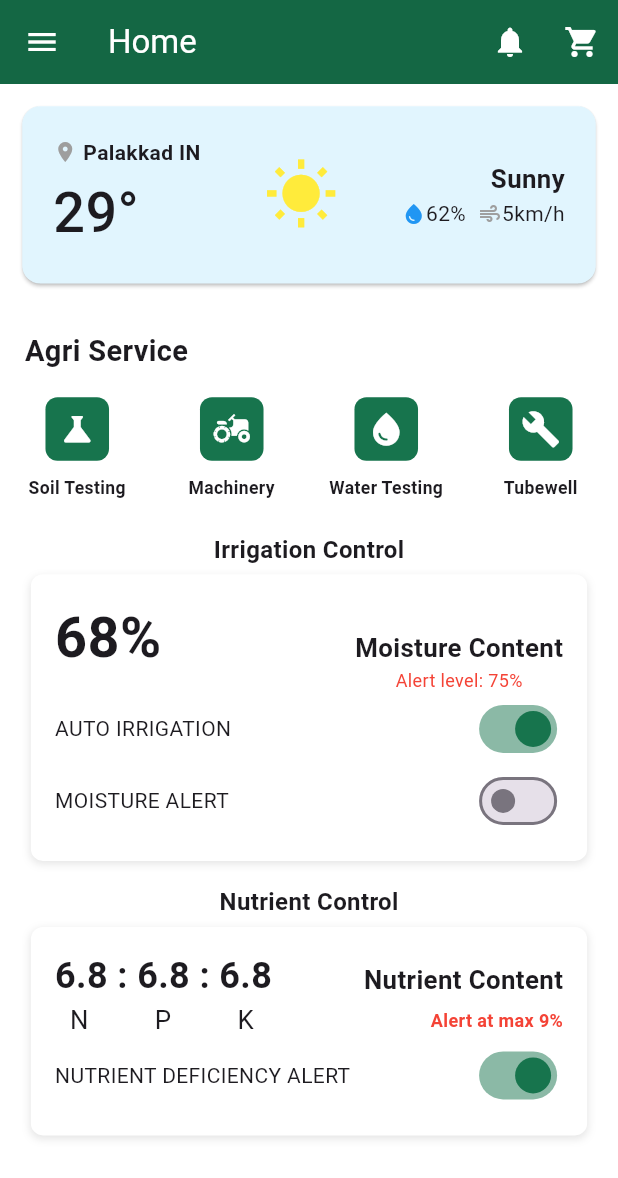
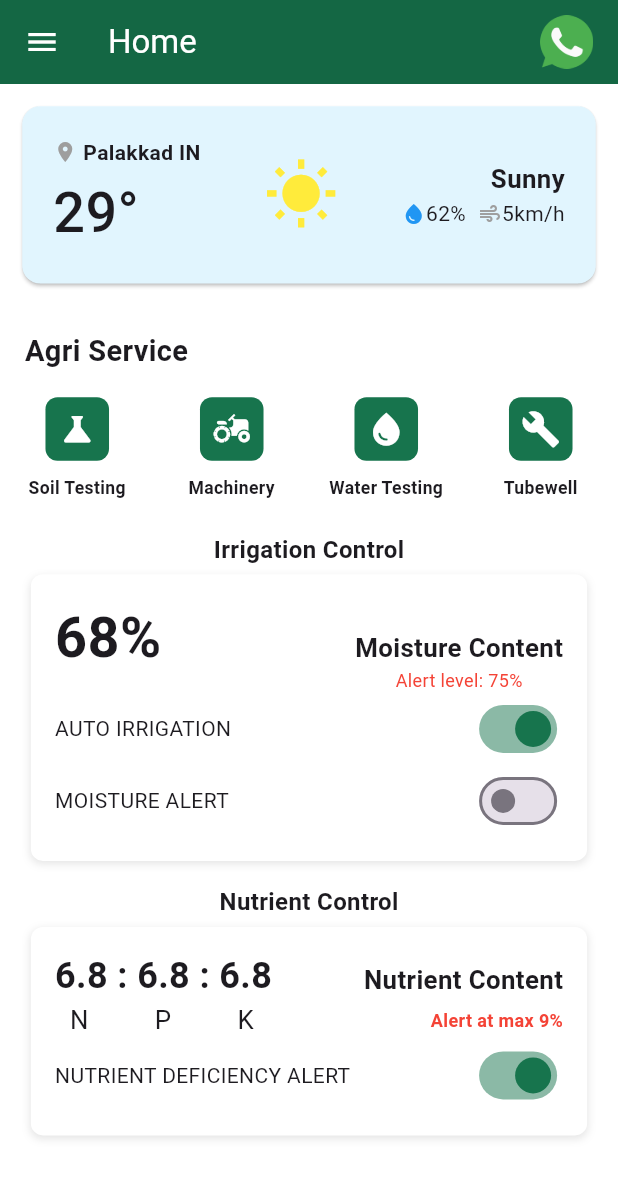
Before and after one commit to niharikaequatesweb/JeevitKrishi, a Flutter app: the screen it shows after launch, on a phone screen of 412 x 824 dp. Shown: the top 1178 px of the screen. Run offline on Flutter 3.47's test engine with Material 3 defaults, Android fonts, the phone set to English and light mode, and no system bars; our stand-ins replace responsive_sizer; Roboto replaces fonts that are missing (Poppins).

Commit message:
added whatsapp logo

```diff
--- a/jeevit_krishi_app/lib/presentation/home_screen/screens/home_screen.dart
+++ b/jeevit_krishi_app/lib/presentation/home_screen/screens/home_screen.dart
@@ -16,8 +16,10 @@ class HomeScreen extends StatelessWidget {
         title: const Text('Home', style: TextStyle(color: Colors.white)),
         iconTheme: const IconThemeData(color: Colors.white),
         actions: [
-          IconButton(icon: const Icon(Icons.notifications), onPressed: () {}),
-          IconButton(icon: const Icon(Icons.shopping_cart), onPressed: () {}),
+          Padding(
+            padding: EdgeInsets.symmetric(horizontal: 4.w, vertical: 2.5.w),
+            child: Image.asset("assets/images/whatsapp.png", height: 10.h),
+          ),
         ],
       ),
       drawer: const Drawer(backgroundColor: Colors.white),
```
Also changed, not shown: jeevit_krishi_app/assets/images/whatsapp.png (added).
